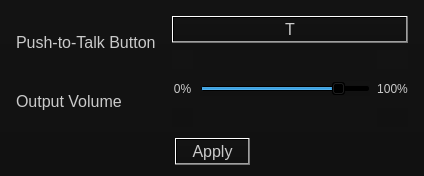
This is View/SettingsWindow/settingswindow.ui in Flone-dnb/Silent as Qt 5 draws it before an edit. The edited form follows.
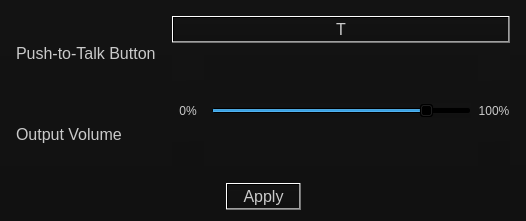
This is the edited form.

```diff
--- a/View/SettingsWindow/settingswindow.ui
+++ b/View/SettingsWindow/settingswindow.ui
@@ -6,8 +6,8 @@
    <rect>
     <x>0</x>
     <y>0</y>
-    <width>424</width>
-    <height>176</height>
+    <width>526</width>
+    <height>221</height>
    </rect>
   </property>
   <property name="windowTitle">
```
Left out of the diff: 4 changed lines with no effect on the pictures.
